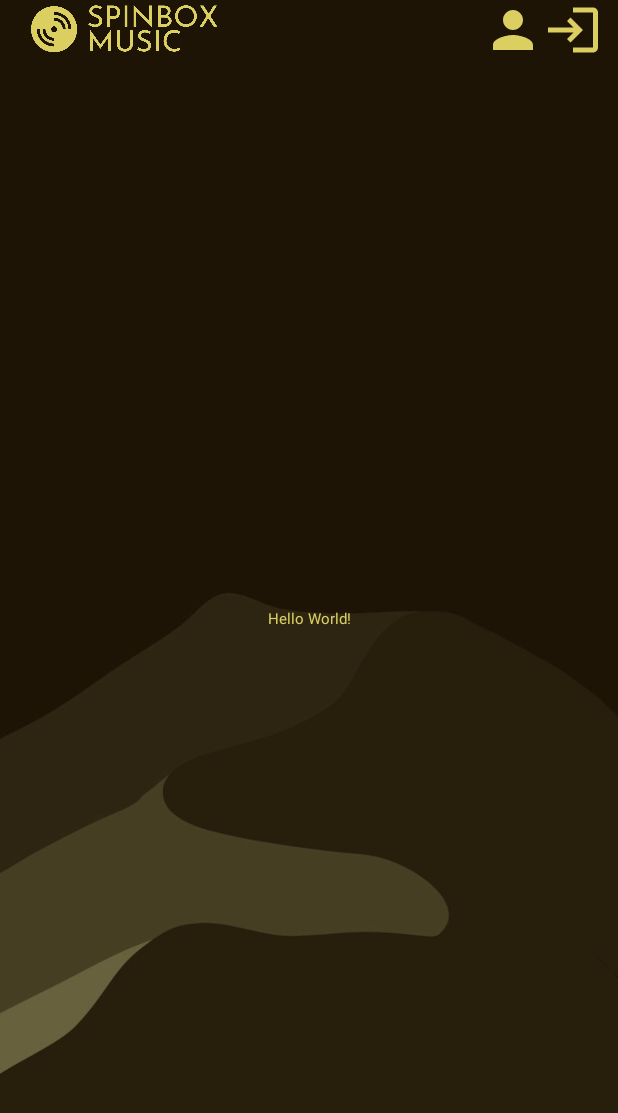
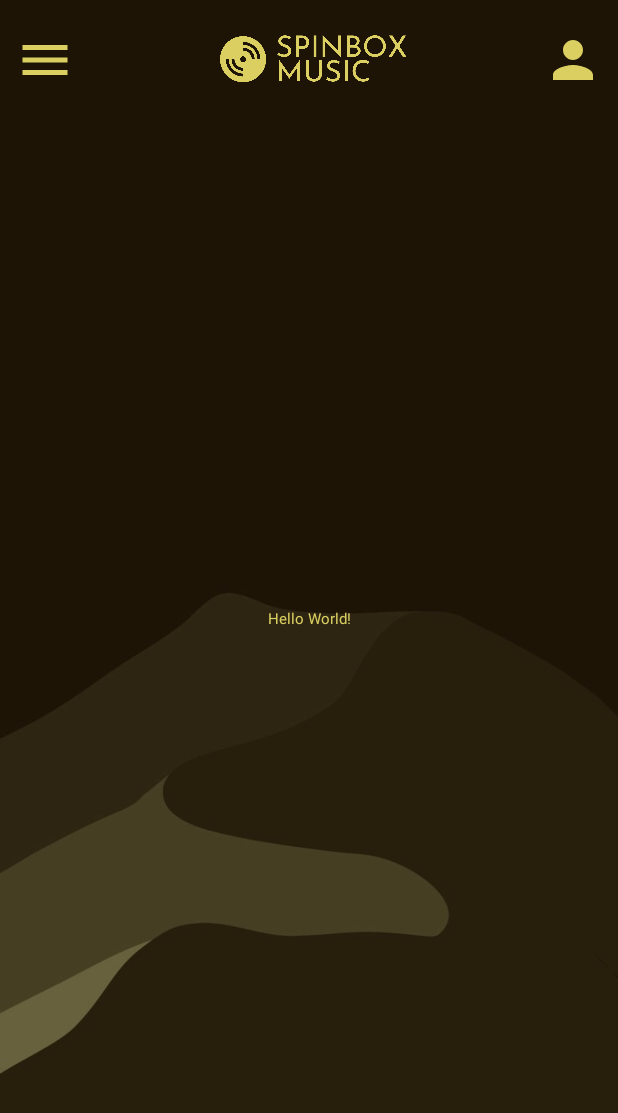
Before and after one commit to tunahantarhan/SpinboxMusicApplication, an Android app: the layout activity_main.xml on its own in the app's theme, with its tools: preview values and no code run, on a phone screen of 412 x 824 dp. Shown: the top 1113 px of the screen. Run offline under Robolectric (Android 15) with nearby library versions, the phone set to English and light mode, and no system bars.

Commit message:
Feature commit

```diff
--- a/app/src/main/java/com/example/spinboxmusicapplication/SignInActivity.kt
+++ b/app/src/main/java/com/example/spinboxmusicapplication/SignInActivity.kt
@@ -7,6 +7,7 @@ import androidx.appcompat.app.AppCompatActivity
 import com.example.spinboxmusicapplication.databinding.ActivitySignInBinding
 import com.google.firebase.auth.FirebaseAuth
 
+@Suppress("DEPRECATION")
 class SignInActivity : AppCompatActivity(){
 
     private lateinit var binding: ActivitySignInBinding
@@ -35,6 +36,7 @@ class SignInActivity : AppCompatActivity(){
                     if (it.isSuccessful) {
                         val intent = Intent(this, MainActivity::class.java) //Başarılı bir şekilde giriş yaparsa MainActivity'ye yönlendirilir.
                         startActivity(intent)
+                        finish() //Geri tuşu ile login ekranına dönülmemesi için.
                     } else {
                         Toast.makeText(this, it.exception.toString(), Toast.LENGTH_SHORT).show()
                     //Eğer işlem başarılı bir şekilde gerçekleşmezse, sorun ne ise onu geribildirim gönderir.
--- a/app/src/main/res/animator/logo_animator.xml
+++ b/app/src/main/res/animator/logo_animator.xml
@@ -4,7 +4,7 @@
     <propertyValuesHolder android:propertyName="rotation"
         android:valueType="floatType"
         android:valueFrom="0.0"
-        android:valueTo="360.0" />
+        android:valueTo="1080.0" />
 
     <propertyValuesHolder android:propertyName="scaleX"
         android:valueType="floatType"
--- /dev/null
+++ b/app/src/main/res/drawable/baseline_favorite_border_24.xml
@@ -0,0 +1,5 @@
+<vector xmlns:android="http://schemas.android.com/apk/res/android" android:height="24dp" android:tint="#DBCF61" android:viewportHeight="24" android:viewportWidth="24" android:width="24dp">
+
+    <path android:fillColor="@android:color/white" android:pathData="M16.5,3c-1.74,0 -3.41,0.81 -4.5,2.09C10.91,3.81 9.24,3 7.5,3 4.42,3 2,5.42 2,8.5c0,3.78 3.4,6.86 8.55,11.54L12,21.35l1.45,-1.32C18.6,15.36 22,12.28 22,8.5 22,5.42 19.58,3 16.5,3zM12.1,18.55l-0.1,0.1 -0.1,-0.1C7.14,14.24 4,11.39 4,8.5 4,6.5 5.5,5 7.5,5c1.54,0 3.04,0.99 3.57,2.36h1.87C13.46,5.99 14.96,5 16.5,5c2,0 3.5,1.5 3.5,3.5 0,2.89 -3.14,5.74 -7.9,10.05z"/>
+
+</vector>
--- /dev/null
+++ b/app/src/main/res/drawable/baseline_home_24.xml
@@ -0,0 +1,5 @@
+<vector xmlns:android="http://schemas.android.com/apk/res/android" android:height="24dp" android:tint="#DBCF61" android:viewportHeight="24" android:viewportWidth="24" android:width="24dp">
+
+    <path android:fillColor="@android:color/white" android:pathData="M10,20v-6h4v6h5v-8h3L12,3 2,12h3v8z"/>
+
+</vector>
--- /dev/null
+++ b/app/src/main/res/drawable/baseline_menu_24.xml
@@ -0,0 +1,5 @@
+<vector xmlns:android="http://schemas.android.com/apk/res/android" android:height="24dp" android:tint="#DBCF61" android:viewportHeight="24" android:viewportWidth="24" android:width="24dp">
+
+    <path android:fillColor="@android:color/white" android:pathData="M3,18h18v-2L3,16v2zM3,13h18v-2L3,11v2zM3,6v2h18L21,6L3,6z"/>
+
+</vector>
--- /dev/null
+++ b/app/src/main/res/drawable/baseline_shopping_bag_24.xml
@@ -0,0 +1,5 @@
+<vector xmlns:android="http://schemas.android.com/apk/res/android" android:height="24dp" android:tint="#DBCF61" android:viewportHeight="24" android:viewportWidth="24" android:width="24dp">
+
+    <path android:fillColor="@android:color/white" android:pathData="M18,6h-2c0,-2.21 -1.79,-4 -4,-4S8,3.79 8,6H6C4.9,6 4,6.9 4,8v12c0,1.1 0.9,2 2,2h12c1.1,0 2,-0.9 2,-2V8C20,6.9 19.1,6 18,6zM10,10c0,0.55 -0.45,1 -1,1s-1,-0.45 -1,-1V8h2V10zM12,4c1.1,0 2,0.9 2,2h-4C10,4.9 10.9,4 12,4zM16,10c0,0.55 -0.45,1 -1,1s-1,-0.45 -1,-1V8h2V10z"/>
+
+</vector>
--- /dev/null
+++ b/app/src/main/res/drawable/baseline_shopping_cart_24.xml
@@ -0,0 +1,5 @@
+<vector xmlns:android="http://schemas.android.com/apk/res/android" android:height="24dp" android:tint="#DBCF61" android:viewportHeight="24" android:viewportWidth="24" android:width="24dp">
+
+    <path android:fillColor="@android:color/white" android:pathData="M7,18c-1.1,0 -1.99,0.9 -1.99,2S5.9,22 7,22s2,-0.9 2,-2 -0.9,-2 -2,-2zM1,2v2h2l3.6,7.59 -1.35,2.45c-0.16,0.28 -0.25,0.61 -0.25,0.96 0,1.1 0.9,2 2,2h12v-2L7.42,15c-0.14,0 -0.25,-0.11 -0.25,-0.25l0.03,-0.12 0.9,-1.63h7.45c0.75,0 1.41,-0.41 1.75,-1.03l3.58,-6.49c0.08,-0.14 0.12,-0.31 0.12,-0.48 0,-0.55 -0.45,-1 -1,-1L5.21,4l-0.94,-2L1,2zM17,18c-1.1,0 -1.99,0.9 -1.99,2s0.89,2 1.99,2 2,-0.9 2,-2 -0.9,-2 -2,-2z"/>
+
+</vector>
--- a/app/src/main/res/layout/activity_main.xml
+++ b/app/src/main/res/layout/activity_main.xml
@@ -1,56 +1,83 @@
 <?xml version="1.0" encoding="utf-8"?>
-<androidx.constraintlayout.widget.ConstraintLayout xmlns:android="http://schemas.android.com/apk/res/android"
+<androidx.drawerlayout.widget.DrawerLayout
     xmlns:app="http://schemas.android.com/apk/res-auto"
     xmlns:tools="http://schemas.android.com/tools"
+    xmlns:android="http://schemas.android.com/apk/res/android"
+    tools:context=".MainActivity"
+    android:id="@+id/drawer_layout"
+    android:layout_width="match_parent"
+    android:layout_height="match_parent">
+
+    <androidx.constraintlayout.widget.ConstraintLayout
         android:id="@+id/main"
         android:layout_width="match_parent"
         android:layout_height="match_parent"
         android:background="@drawable/background_img"
-    tools:context=".MainActivity">
+        tools:context=".MainActivity"
+        tools:ignore="RedundantNamespace">
+
+        <ImageView
+            android:id="@+id/navigationDrawerImageView"
+            android:layout_width="40dp"
+            android:layout_height="40dp"
+            android:layout_marginStart="10dp"
+            android:layout_marginTop="20dp"
+            app:layout_constraintTop_toTopOf="parent"
+            app:layout_constraintHorizontal_bias="1.0"
+            app:layout_constraintStart_toStartOf="parent"
+            app:srcCompat="@drawable/baseline_menu_24"
+            tools:layout_editor_absoluteY="37dp"
+            tools:ignore="MissingConstraints" />
 
         <ImageView
             android:id="@+id/spinboxMusicLogoImage"
             android:layout_width="150dp"
             android:layout_height="40dp"
             android:layout_marginStart="10dp"
+            android:layout_marginTop="20dp"
+            app:layout_constraintEnd_toEndOf="parent"
+            app:layout_constraintHorizontal_bias="0.5"
             app:layout_constraintStart_toStartOf="parent"
+            app:layout_constraintTop_toTopOf="parent"
             app:srcCompat="@drawable/spinbox_music_logo_yellow"
-        tools:layout_editor_absoluteY="37dp"
             tools:ignore="MissingConstraints" />
 
         <ImageView
             android:id="@+id/userImageView"
             android:layout_width="40dp"
             android:layout_height="40dp"
-        android:layout_marginEnd="50dp"
-        app:layout_constraintEnd_toEndOf="parent"
-        app:layout_constraintHorizontal_bias="1.0"
-        app:layout_constraintStart_toStartOf="parent"
-        app:srcCompat="@drawable/baseline_person_24"
-        tools:layout_editor_absoluteY="37dp"
-        tools:ignore="MissingConstraints" />
-
-    <ImageView
-        android:id="@+id/logOutImageView"
-        android:layout_width="40dp"
-        android:layout_height="40dp"
+            android:layout_marginTop="20dp"
             android:layout_marginEnd="10dp"
             app:layout_constraintEnd_toEndOf="parent"
             app:layout_constraintHorizontal_bias="1.0"
             app:layout_constraintStart_toStartOf="parent"
-        app:srcCompat="@drawable/baseline_login_24"
-        tools:layout_editor_absoluteY="37dp"
+            app:layout_constraintTop_toTopOf="parent"
+            app:srcCompat="@drawable/baseline_person_24"
             tools:ignore="MissingConstraints" />
 
         <TextView
             android:layout_width="wrap_content"
             android:layout_height="wrap_content"
             android:text="Hello World!"
+            android:textColor="@color/spinbox_yellow"
             android:textSize="10dp"
-        android:textColor="@color/spinbox_yellow"
             app:layout_constraintBottom_toBottomOf="parent"
             app:layout_constraintEnd_toEndOf="parent"
             app:layout_constraintStart_toStartOf="parent"
             app:layout_constraintTop_toTopOf="parent" />
+    </androidx.constraintlayout.widget.ConstraintLayout>
 
-</androidx.constraintlayout.widget.ConstraintLayout>
+    <com.google.android.material.navigation.NavigationView
+        android:id="@+id/navView"
+        android:layout_width="match_parent"
+        android:layout_height="match_parent"
+        android:layout_gravity="start"
+        android:fitsSystemWindows="true"
+        android:background="@color/spinbox_yellow"
+        app:itemTextColor="@color/spinbox_brown"
+        app:menu="@menu/nav_menu"
+        tools:ignore="MissingConstraints"
+        android:layout_marginEnd="120dp"
+        android:paddingTop="120dp" />
+
+</androidx.drawerlayout.widget.DrawerLayout>
--- /dev/null
+++ b/app/src/main/res/menu-v26/nav_menu.xml
@@ -0,0 +1,33 @@
+<?xml version="1.0" encoding="utf-8"?>
+<menu xmlns:android="http://schemas.android.com/apk/res/android"
+    xmlns:tools="http://schemas.android.com/tools"
+    tools:showIn = "navigationView">
+
+    <item
+        android:id="@+id/navHome"
+        android:icon="@drawable/baseline_home_24"
+        android:iconTint="@color/spinbox_yellow"
+        android:title="Anasayfa" />
+
+    <item
+        android:id="@+id/navFavorites"
+        android:icon="@drawable/baseline_favorite_border_24"
+        android:iconTint="@color/spinbox_yellow"
+        android:title="Favorilerim" />
+
+    <item
+        android:id="@+id/navOrders"
+        android:icon="@drawable/baseline_shopping_bag_24"
+        android:iconTint="@color/spinbox_yellow"
+        android:title="Siparişlerim" />
+
+    <item android:title="">
+        <menu>
+            <item
+                android:id="@+id/navLogOut"
+                android:icon="@drawable/baseline_login_24"
+                android:iconTint="@color/spinbox_yellow"
+                android:title="Çıkış Yap" />
+        </menu>
+    </item>
+</menu>
--- /dev/null
+++ b/app/src/main/res/menu/nav_menu.xml
@@ -0,0 +1,33 @@
+<?xml version="1.0" encoding="utf-8"?>
+<menu xmlns:android="http://schemas.android.com/apk/res/android"
+    xmlns:tools="http://schemas.android.com/tools"
+    tools:showIn = "navigationView">
+
+    <item
+        android:id="@+id/navHome"
+        android:icon="@drawable/baseline_home_24"
+        android:iconTint="@color/spinbox_yellow"
+        android:title="Anasayfa" />
+
+    <item
+        android:id="@+id/navFavorites"
+        android:icon="@drawable/baseline_favorite_border_24"
+        android:iconTint="@color/spinbox_yellow"
+        android:title="Favorilerim" />
+
+    <item
+        android:id="@+id/navOrders"
+        android:icon="@drawable/baseline_shopping_bag_24"
+        android:iconTint="@color/spinbox_yellow"
+        android:title="Siparişlerim" />
+
+    <item android:title="">
+        <menu>
+            <item
+                android:id="@+id/navLogOut"
+                android:icon="@drawable/baseline_login_24"
+                android:iconTint="@color/spinbox_yellow"
+                android:title="Çıkış Yap" />
+        </menu>
+    </item>
+</menu>
--- a/app/src/main/res/values/strings.xml
+++ b/app/src/main/res/values/strings.xml
@@ -1,3 +1,5 @@
 <resources>
     <string name="app_name">SpinboxMusicApplication</string>
+    <string name="open">Open</string>
+    <string name="close">Close</string>
 </resources>
```
Also changed, not shown: app/src/main/java/com/example/spinboxmusicapplication/MainActivity.kt (+47 -4 lines), app/src/main/java/com/example/spinboxmusicapplication/SplashScreenActivity.kt (+6 -1 lines), app/src/main/java/com/example/spinboxmusicapplication/WelcomeScreenActivity.kt (+8 -0 lines), app/src/main/res/layout/activity_sign_in.xml (+13 -15 lines), app/src/main/res/layout/activity_splash_screen.xml (+11 -0 lines). Lines whose indentation alone changed are shown as unchanged.
